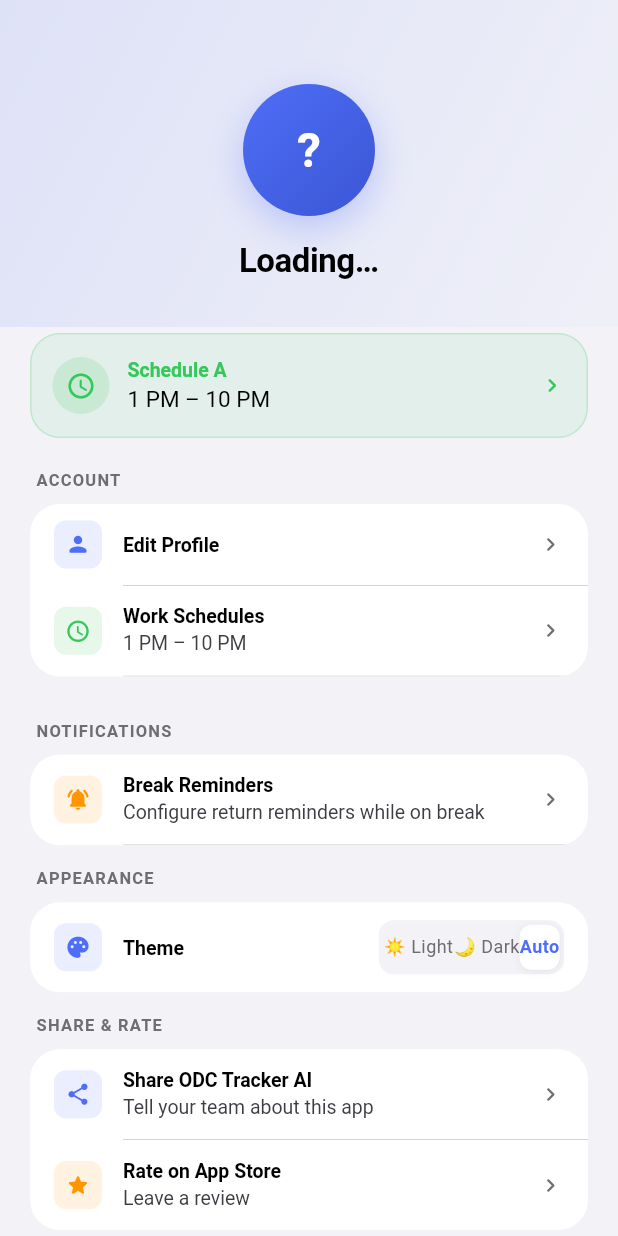
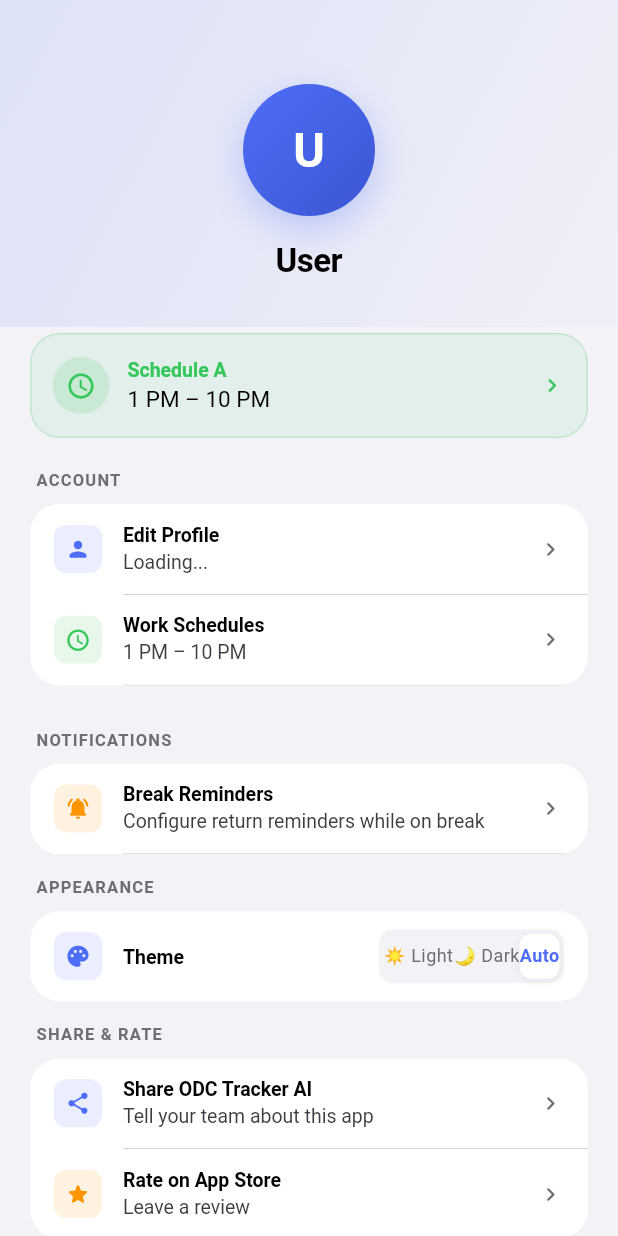
Before and after one commit to preetham711/odc, a Flutter app: the ProfileScreen screen opened directly, on a phone screen of 412 x 824 dp. Run offline on Flutter 3.47's test engine with Material 3 defaults, Android fonts, the phone set to English and light mode, and no system bars; drawn by our look-alikes of flutter_animate; our stand-ins replace cloud_firestore, device_info_plus, firebase_auth, firebase_core, fl_chart, flutter_local_notifications and 9 more; accounts and stored records are empty; generated files the repository leaves out were written again.

Commit message:
fix: Resolve profile screen and admin dashboard issues
- Fixed userProfileProvider to use StreamProvider properly
- Added proper error handling and loading states in profile screen
- Fixed main_layout to handle admin role check with proper AsyncValue handling
- Added debugPrint for better error logging
- Profile screen now shows loading spinner while fetching data
- Admin tab appears correctly when user has admin role
- All analyzer errors resolved

Fixes:
- Profile screen blank/not loading
- Admin dashboard not showing for admin users
- Type errors in profile header
- Proper AsyncValue.when() handling throughout

```diff
--- a/lib/screens/profile/profile_screen.dart
+++ b/lib/screens/profile/profile_screen.dart
@@ -68,7 +68,11 @@ class ProfileScreen extends ConsumerWidget {
                         leadingIcon: Icons.person_rounded,
                         iconColor: AppColors.accent,
                         title: 'Edit Profile',
-                        subtitle: userProfile.valueOrNull?.fullName ?? '',
+                        subtitle: userProfile.when(
+                          data: (user) => user?.fullName ?? 'Loading...',
+                          loading: () => 'Loading...',
+                          error: (_, __) => 'Error loading profile',
+                        ),
                         onTap: () => Navigator.push(
                           context,
                           MaterialPageRoute(
@@ -220,17 +224,15 @@ class _ProfileHeader extends StatelessWidget {
   @override
   Widget build(BuildContext context) {
     final theme = Theme.of(context);
-    final user = userProfile.when(
-      data: (u) => u,
-      loading: () => null,
-      error: (_, __) => null,
-    );
-    final name = user?.fullName ?? '';
+
+    return userProfile.when(
+      data: (user) {
+        final name = user?.fullName ?? 'User';
         final mobile = user?.mobileNumber ?? '';
         final employeeId = user?.employeeId;
         final initials = name.isNotEmpty
             ? name.split(' ').take(2).map((w) => w.isNotEmpty ? w[0].toUpperCase() : '').join()
-        : '?';
+            : 'U';
 
         return Container(
           padding: const EdgeInsets.fromLTRB(24, 56, 24, 28),
@@ -274,7 +276,7 @@ class _ProfileHeader extends StatelessWidget {
               ),
               const SizedBox(height: 16),
               Text(
-            name.isNotEmpty ? name : 'Loading…',
+                name,
                 style: theme.textTheme.headlineMedium,
               ),
               const SizedBox(height: 4),
@@ -305,6 +307,33 @@ class _ProfileHeader extends StatelessWidget {
                 ),
               ],
             ],
+          ),
+        );
+      },
+      loading: () => Container(
+        padding: const EdgeInsets.fromLTRB(24, 56, 24, 28),
+        child: const Center(
+          child: CircularProgressIndicator(),
+        ),
+      ),
+      error: (error, stack) => Container(
+        padding: const EdgeInsets.fromLTRB(24, 56, 24, 28),
+        child: Column(
+          children: [
+            const Icon(Icons.error_outline, size: 48, color: AppColors.danger),
+            const SizedBox(height: 16),
+            Text(
+              'Error loading profile',
+              style: Theme.of(context).textTheme.titleMedium,
+            ),
+            const SizedBox(height: 8),
+            Text(
+              error.toString(),
+              style: Theme.of(context).textTheme.bodySmall,
+              textAlign: TextAlign.center,
+            ),
+          ],
+        ),
       ),
     );
   }
```
Also changed, not shown: lib/core/main_layout.dart (+7 -1 lines), lib/providers/auth_provider.dart (+13 -6 lines). Lines whose indentation alone changed are shown as unchanged.
